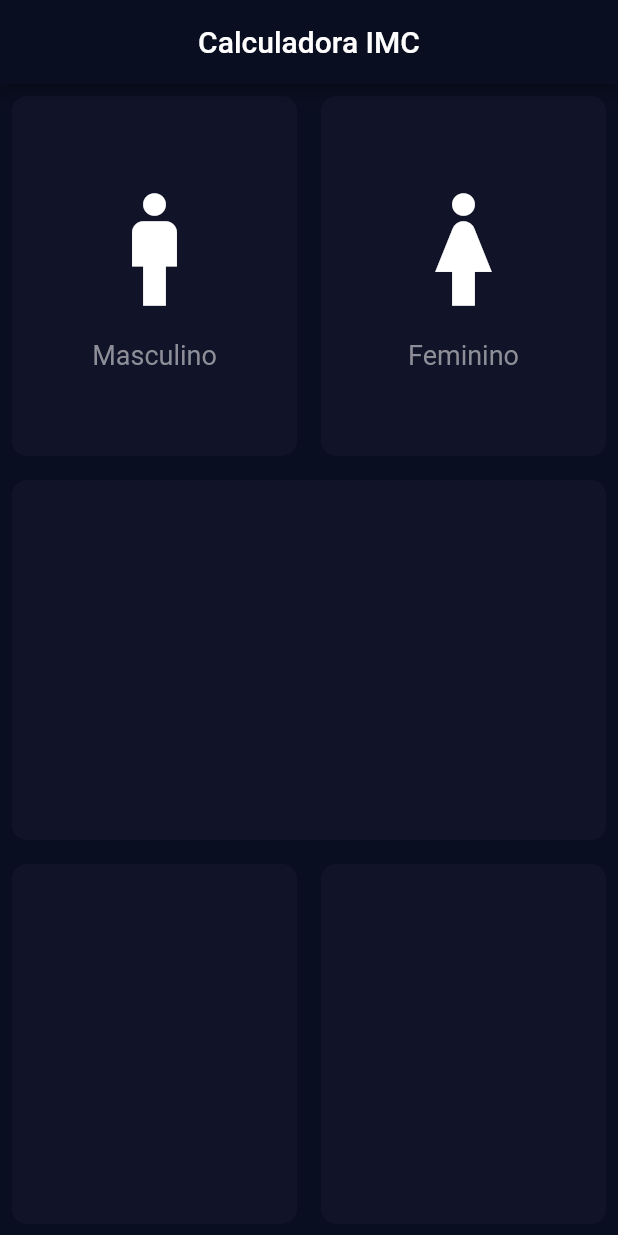
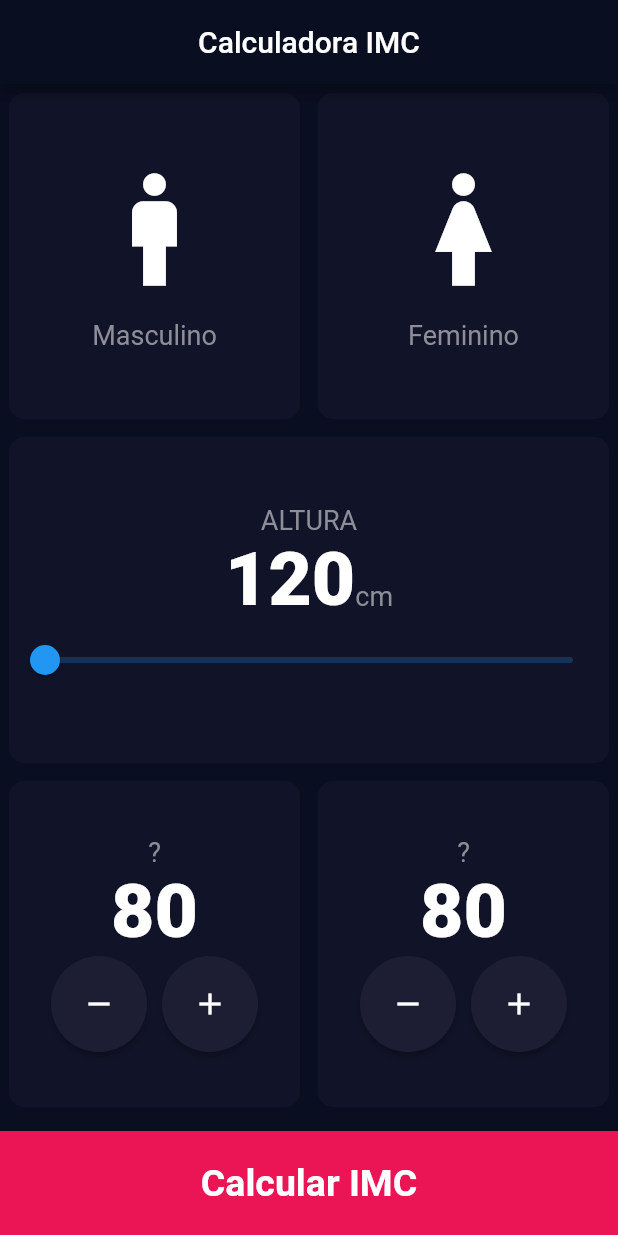
Before and after one commit to vitorzottino/calculadora-imc, a Flutter app: the screen it shows after launch, on a phone screen of 412 x 824 dp. Run offline on Flutter 3.47's test engine with Material 2 defaults, Android fonts, the phone set to English and light mode, and no system bars.

Commit message:
add slider component

```diff
--- /dev/null
+++ b/lib/components/bottom_button.dart
@@ -0,0 +1,30 @@
+import 'package:flutter/material.dart';
+
+class BottomButton extends StatelessWidget {
+  final String buttonTitle;
+  final void Function()? onPressed;
+  const BottomButton({super.key, required this.buttonTitle, this.onPressed});
+
+  @override
+  Widget build(BuildContext context) {
+    return GestureDetector(
+      onTap: onPressed,
+      child: Container(
+        margin: const EdgeInsets.only(top: 10.0),
+        //padding: EdgeInsets.only(bottom: 10.0),
+        width: double.infinity,
+        height: 70.0,
+        color: const Color(0xFFEB1555),
+        child: Center(
+          child: Text(
+            buttonTitle,
+            style: const TextStyle(
+              fontSize: 25.0,
+              fontWeight: FontWeight.bold,
+            ),
+          ),
+        ),
+      ),
+    );
+  }
+}
--- /dev/null
+++ b/lib/components/contador.dart
@@ -0,0 +1,49 @@
+import '/constants.dart';
+import 'package:flutter/material.dart';
+
+class Contador extends StatelessWidget {
+  const Contador({super.key});
+
+  @override
+  Widget build(BuildContext context) {
+    return Column(
+      mainAxisAlignment: MainAxisAlignment.center,
+      children: [
+        const Text(
+          '?',
+          style: labelTextStyle,
+        ),
+        const Text(
+          '80',
+          style: numberTextStyle,
+        ),
+        Row(
+          mainAxisAlignment: MainAxisAlignment.center,
+          children: [
+            ElevatedButton(
+              onPressed: () {},
+              style: ElevatedButton.styleFrom(
+                backgroundColor: activeCardColour,
+                shape: const CircleBorder(),
+                padding: const EdgeInsets.all(20),
+              ),
+              child: const Icon(Icons.remove),
+            ),
+            const SizedBox(
+              width: 10.0,
+            ),
+            ElevatedButton(
+              onPressed: () {},
+              style: ElevatedButton.styleFrom(
+                backgroundColor: activeCardColour,
+                shape: const CircleBorder(),
+                padding: const EdgeInsets.all(20),
+              ),
+              child: const Icon(Icons.add),
+            )
+          ],
+        )
+      ],
+    );
+  }
+}
--- a/lib/components/custom_card.dart
+++ b/lib/components/custom_card.dart
@@ -1,18 +1,17 @@
+import '/constants.dart';
 import 'package:flutter/material.dart';
-
-import '../constants.dart';
 
 class CustomCard extends StatelessWidget {
   final Widget? child;
-
-  const CustomCard({super.key, this.child});
+  final bool active;
+  const CustomCard({super.key, this.child, this.active = false});
 
   @override
   Widget build(BuildContext context) {
     return Container(
-      margin: const EdgeInsets.all(8.0),
+      margin: const EdgeInsets.all(6.0),
       decoration: BoxDecoration(
-        color: inactiveCardColour,
+        color: active ? activeCardColour : inactiveCardColour,
         borderRadius: BorderRadius.circular(10.0),
       ),
       child: child,
--- /dev/null
+++ b/lib/components/slider_altura.dart
@@ -0,0 +1,45 @@
+import '../constants.dart';
+import 'package:flutter/material.dart';
+
+// ignore: must_be_immutable
+class SliderAltura extends StatelessWidget {
+  final void Function(double value) fn;
+    int altura = 120;
+   SliderAltura({super.key, required this.fn, required this.altura});
+
+
+
+  @override
+  Widget build(BuildContext context) {
+    return Column(
+      mainAxisAlignment: MainAxisAlignment.center,
+      children: [
+         const Text(
+          'ALTURA',
+          style: labelTextStyle,
+        ),
+         Row(
+          mainAxisAlignment: MainAxisAlignment.center,
+          crossAxisAlignment: CrossAxisAlignment.baseline,
+          textBaseline: TextBaseline.alphabetic,
+          children: <Widget>[
+            Text(
+              altura.toString(),
+              style: numberTextStyle,
+            ),
+            const Text(
+              'cm',
+              style: labelTextStyle,
+            ),
+          ],
+        ),
+        Slider(
+          min: 120,
+          max: 220,
+          value: altura.toDouble(),
+          onChanged: fn,
+        )
+      ],
+    );
+  }
+}
--- a/lib/main.dart
+++ b/lib/main.dart
@@ -23,7 +23,7 @@ class MyApp extends StatelessWidget {
           backgroundColor: backgroundColor,
         ),
       ),
-      home: const CalculadoraPage(
+      home:  const CalculadoraPage(
 
       ),
     );
--- a/lib/pages/calculadora_page.dart
+++ b/lib/pages/calculadora_page.dart
@@ -1,6 +1,11 @@
+import 'package:calculadora/components/bottom_button.dart';
+import 'package:calculadora/components/contador.dart';
 import 'package:calculadora/components/custom_card.dart';
 import 'package:calculadora/components/gender_select.dart';
+import 'package:calculadora/components/slider_altura.dart';
 import 'package:flutter/material.dart';
+
+enum Gender { male, female }
 
 class CalculadoraPage extends StatefulWidget {
   const CalculadoraPage({super.key});
@@ -10,6 +15,8 @@ class CalculadoraPage extends StatefulWidget {
 }
 
 class _CalculadoraPageState extends State<CalculadoraPage> {
+  Gender? selectedGender;
+  int altura = 120;
   @override
   Widget build(BuildContext context) {
     return Scaffold(
@@ -17,36 +24,73 @@ class _CalculadoraPageState extends State<CalculadoraPage> {
         title: const Text('Calculadora IMC'),
         centerTitle: true,
       ),
-      body: const Column(
+      body: Column(
         children: [
           Expanded(
               child: Row(
             children: [
               Expanded(
+                child: GestureDetector(
+                  onTap: () {
+                    setState(() {
+                      selectedGender = Gender.male;
+                    });
+                  },
                   child: CustomCard(
-                      child: GenderSelect(
-                          genderIcon: Icons.man, text: 'Masculino'))),
+                    active: selectedGender == Gender.male,
+                    child: const GenderSelect(
+                      genderIcon: Icons.man,
+                      text: 'Masculino',
+                    ),
+                  ),
+                ),
+              ),
               Expanded(
-                  child: CustomCard(
-                child: GenderSelect(genderIcon: Icons.woman, text: 'Feminino'),
+                  child: GestureDetector(
+                onTap: () {
+                  setState(() {
+                    selectedGender = Gender.female;
+                  });
+                },
+                child: CustomCard(
+                  active: selectedGender == Gender.female,
+                  child: const GenderSelect(
+                    genderIcon: Icons.woman,
+                    text: 'Feminino',
+                  ),
+                ),
               )),
             ],
           )),
           Expanded(
-            child: CustomCard(),
+            child: CustomCard(
+              child: SliderAltura(
+                altura: altura,
+                fn: (double value) {
+                  setState(() {
+                    altura = value.toInt();
+                  });
+                },
+              ),
+            ),
           ),
-          Expanded(
+          const Expanded(
             child: Row(
               children: [
                 Expanded(
-                  child: CustomCard(),
+                  child: CustomCard(
+                    child: Contador(),
+                  ),
                 ),
                 Expanded(
-                  child: CustomCard(),
+                  child: CustomCard(
+                    child: Contador(),
+                  ),
                 ),
               ],
             ),
           ),
+          const BottomButton(buttonTitle: 'Calcular IMC')
         ],
       ),
     );
```
